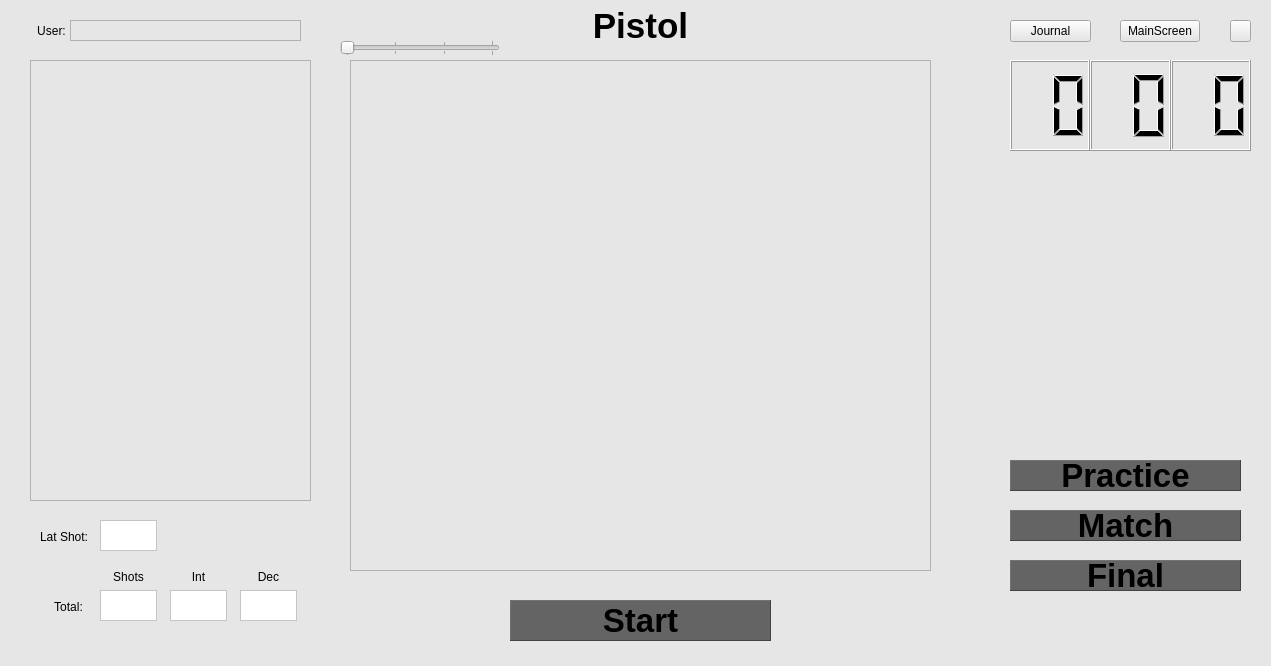
Before: the Qt Designer form local_pc/gui/pistolwindow.ui in xBogas/ES-SACA, drawn with Qt 5.
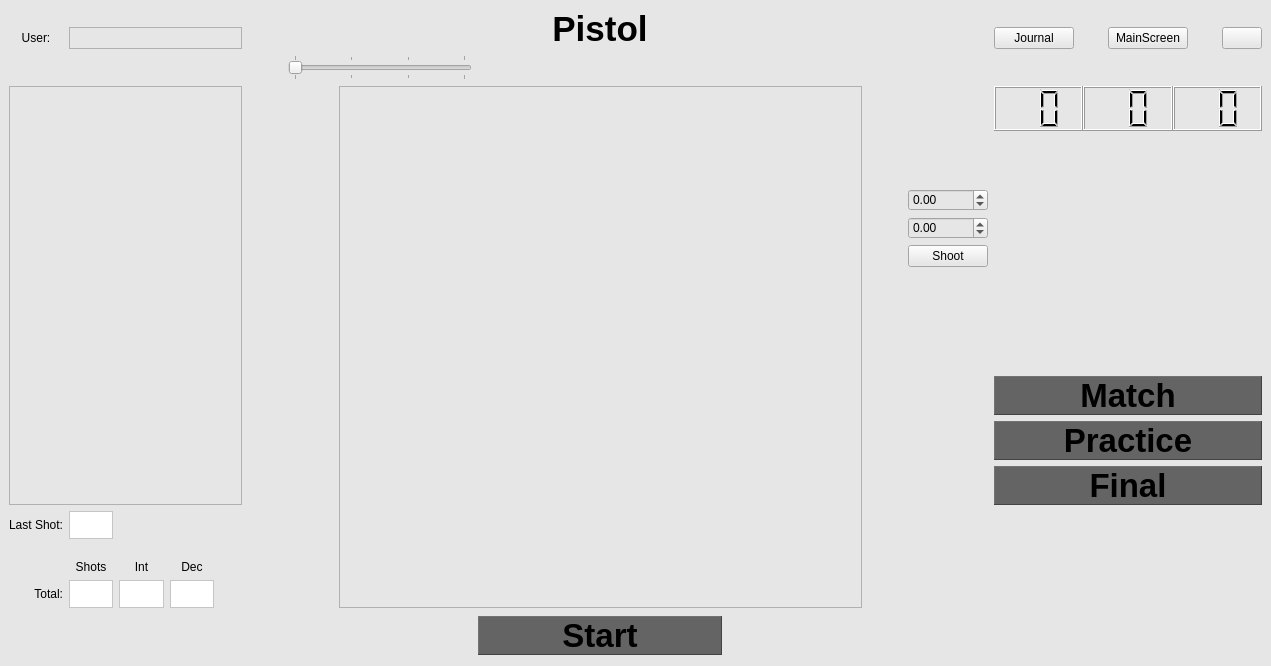
After: the same form once the commit is applied. Icons and pictures are not drawn.

Commit message: Addition of layout so the screen can be resized withouth problem

What changed in the file:
```diff
--- a/local_pc/gui/pistolwindow.ui
+++ b/local_pc/gui/pistolwindow.ui
@@ -20,176 +20,57 @@
    <string notr="true">background-color: rgb(230, 230, 230);</string>
   </property>
   <widget class="QWidget" name="centralwidget">
-   <widget class="QWidget" name="horizontalLayoutWidget">
-    <property name="geometry">
-     <rect>
-      <x>1010</x>
-      <y>60</y>
-      <width>241</width>
-      <height>91</height>
-     </rect>
-    </property>
-    <layout class="QHBoxLayout" name="horizontalLayout">
+   <layout class="QGridLayout" name="gridLayout_4">
+    <item row="0" column="0">
+     <layout class="QGridLayout" name="gridLayout_3">
+      <property name="sizeConstraint">
+       <enum>QLayout::SetDefaultConstraint</enum>
+      </property>
      <property name="spacing">
-      <number>0</number>
-     </property>
-     <item>
-      <widget class="QLCDNumber" name="hours">
-       <property name="styleSheet">
-        <string notr="true"/>
-       </property>
-       <property name="smallDecimalPoint">
-        <bool>false</bool>
-       </property>
-       <property name="digitCount">
-        <number>2</number>
-       </property>
-       <property name="mode">
-        <enum>QLCDNumber::Dec</enum>
-       </property>
-       <property name="segmentStyle">
-        <enum>QLCDNumber::Filled</enum>
-       </property>
-       <property name="intValue" stdset="0">
-        <number>0</number>
-       </property>
-      </widget>
-     </item>
-     <item>
-      <widget class="QLCDNumber" name="minutes">
-       <property name="digitCount">
-        <number>2</number>
-       </property>
-      </widget>
-     </item>
-     <item>
-      <widget class="QLCDNumber" name="seconds">
-       <property name="digitCount">
-        <number>2</number>
-       </property>
-      </widget>
-     </item>
-    </layout>
-   </widget>
-   <widget class="QTableView" name="tableView">
-    <property name="geometry">
-     <rect>
-      <x>30</x>
-      <y>60</y>
-      <width>281</width>
-      <height>441</height>
-     </rect>
-    </property>
-   </widget>
+       <number>6</number>
+      </property>
+      <item row="11" column="0">
    <widget class="QLabel" name="label">
-    <property name="geometry">
-     <rect>
-      <x>40</x>
-      <y>530</y>
-      <width>57</width>
-      <height>14</height>
-     </rect>
+        <property name="sizePolicy">
+         <sizepolicy hsizetype="Preferred" vsizetype="Preferred">
+          <horstretch>1</horstretch>
+          <verstretch>1</verstretch>
+         </sizepolicy>
     </property>
     <property name="frameShape">
      <enum>QFrame::NoFrame</enum>
     </property>
     <property name="text">
-     <string>Lat Shot:</string>
-    </property>
-   </widget>
-   <widget class="QLabel" name="lastshot">
-    <property name="geometry">
-     <rect>
-      <x>100</x>
-      <y>520</y>
-      <width>57</width>
-      <height>31</height>
-     </rect>
-    </property>
-    <property name="styleSheet">
-     <string notr="true">background-color: rgb(255, 255, 255);</string>
-    </property>
-    <property name="frameShape">
-     <enum>QFrame::StyledPanel</enum>
-    </property>
-    <property name="frameShadow">
-     <enum>QFrame::Plain</enum>
-    </property>
-    <property name="text">
-     <string/>
-    </property>
-    <property name="wordWrap">
-     <bool>false</bool>
-    </property>
-   </widget>
-   <widget class="QLabel" name="label_2">
-    <property name="geometry">
-     <rect>
-      <x>40</x>
-      <y>600</y>
-      <width>57</width>
-      <height>14</height>
-     </rect>
-    </property>
-    <property name="text">
-     <string>Total:</string>
+         <string>Last Shot:</string>
     </property>
     <property name="alignment">
-     <set>Qt::AlignCenter</set>
-    </property>
-   </widget>
-   <widget class="QLabel" name="total_int">
-    <property name="geometry">
-     <rect>
-      <x>100</x>
-      <y>590</y>
-      <width>57</width>
-      <height>31</height>
-     </rect>
-    </property>
-    <property name="styleSheet">
-     <string notr="true">background-color: rgb(255, 255, 255);</string>
-    </property>
-    <property name="frameShape">
-     <enum>QFrame::StyledPanel</enum>
-    </property>
-    <property name="text">
-     <string/>
-    </property>
-    <property name="wordWrap">
-     <bool>false</bool>
-    </property>
-   </widget>
-   <widget class="QLabel" name="total_dec">
-    <property name="geometry">
-     <rect>
-      <x>170</x>
-      <y>590</y>
-      <width>57</width>
-      <height>31</height>
-     </rect>
-    </property>
-    <property name="styleSheet">
-     <string notr="true">background-color: rgb(255, 255, 255);</string>
-    </property>
-    <property name="frameShape">
-     <enum>QFrame::StyledPanel</enum>
-    </property>
-    <property name="text">
-     <string/>
-    </property>
-    <property name="wordWrap">
-     <bool>false</bool>
-    </property>
-   </widget>
+         <set>Qt::AlignRight|Qt::AlignTrailing|Qt::AlignVCenter</set>
+        </property>
+       </widget>
+      </item>
+      <item row="1" column="15">
+       <spacer name="horizontalSpacer_3">
+        <property name="orientation">
+         <enum>Qt::Horizontal</enum>
+        </property>
+        <property name="sizeType">
+         <enum>QSizePolicy::Expanding</enum>
+        </property>
+        <property name="sizeHint" stdset="0">
+         <size>
+          <width>40</width>
+          <height>20</height>
+         </size>
+        </property>
+       </spacer>
+      </item>
+      <item row="13" column="3">
    <widget class="QLabel" name="total_dec_2">
-    <property name="geometry">
-     <rect>
-      <x>240</x>
-      <y>590</y>
-      <width>57</width>
-      <height>31</height>
-     </rect>
+        <property name="sizePolicy">
+         <sizepolicy hsizetype="Preferred" vsizetype="Preferred">
+          <horstretch>2</horstretch>
+          <verstretch>1</verstretch>
+         </sizepolicy>
     </property>
     <property name="styleSheet">
      <string notr="true">background-color: rgb(255, 255, 255);</string>
@@ -204,62 +85,46 @@
      <bool>false</bool>
     </property>
    </widget>
-   <widget class="QLabel" name="label_3">
-    <property name="geometry">
-     <rect>
-      <x>100</x>
-      <y>570</y>
-      <width>57</width>
-      <height>14</height>
-     </rect>
-    </property>
-    <property name="text">
-     <string>Shots</string>
-    </property>
-    <property name="alignment">
-     <set>Qt::AlignCenter</set>
-    </property>
-   </widget>
-   <widget class="QLabel" name="label_4">
-    <property name="geometry">
-     <rect>
-      <x>170</x>
-      <y>570</y>
-      <width>57</width>
-      <height>14</height>
-     </rect>
-    </property>
-    <property name="text">
-     <string>Int</string>
-    </property>
-    <property name="alignment">
-     <set>Qt::AlignCenter</set>
-    </property>
-   </widget>
+      </item>
+      <item row="12" column="3">
    <widget class="QLabel" name="label_5">
-    <property name="geometry">
-     <rect>
-      <x>240</x>
-      <y>570</y>
-      <width>57</width>
-      <height>14</height>
-     </rect>
+        <property name="sizePolicy">
+         <sizepolicy hsizetype="Preferred" vsizetype="Preferred">
+          <horstretch>1</horstretch>
+          <verstretch>1</verstretch>
+         </sizepolicy>
     </property>
     <property name="text">
      <string>Dec</string>
     </property>
     <property name="alignment">
+         <set>Qt::AlignBottom|Qt::AlignHCenter</set>
+        </property>
+       </widget>
+      </item>
+      <item row="1" column="0">
+       <widget class="QLabel" name="label_8">
+        <property name="sizePolicy">
+         <sizepolicy hsizetype="Preferred" vsizetype="Preferred">
+          <horstretch>1</horstretch>
+          <verstretch>1</verstretch>
+         </sizepolicy>
+        </property>
+        <property name="text">
+         <string>User:</string>
+        </property>
+        <property name="alignment">
      <set>Qt::AlignCenter</set>
     </property>
    </widget>
+      </item>
+      <item row="2" column="6" colspan="2">
    <widget class="QSlider" name="horizontalSlider">
-    <property name="geometry">
-     <rect>
-      <x>340</x>
-      <y>40</y>
-      <width>160</width>
-      <height>16</height>
-     </rect>
+        <property name="sizePolicy">
+         <sizepolicy hsizetype="Expanding" vsizetype="Fixed">
+          <horstretch>2</horstretch>
+          <verstretch>1</verstretch>
+         </sizepolicy>
     </property>
     <property name="minimum">
      <number>100</number>
@@ -280,81 +145,14 @@
      <enum>QSlider::TicksBothSides</enum>
     </property>
    </widget>
-   <widget class="QLabel" name="label_6">
-    <property name="geometry">
-     <rect>
-      <x>520</x>
-      <y>10</y>
-      <width>241</width>
-      <height>31</height>
-     </rect>
-    </property>
-    <property name="font">
-     <font>
-      <pointsize>26</pointsize>
-      <bold>true</bold>
-     </font>
-    </property>
-    <property name="text">
-     <string>Pistol</string>
-    </property>
-    <property name="alignment">
-     <set>Qt::AlignCenter</set>
-    </property>
-   </widget>
-   <widget class="QLabel" name="label_7">
-    <property name="geometry">
-     <rect>
-      <x>70</x>
-      <y>20</y>
-      <width>231</width>
-      <height>21</height>
-     </rect>
-    </property>
-    <property name="styleSheet">
-     <string notr="true"/>
-    </property>
-    <property name="frameShape">
-     <enum>QFrame::StyledPanel</enum>
-    </property>
-    <property name="text">
-     <string/>
-    </property>
-   </widget>
-   <widget class="QPushButton" name="JournalButton">
-    <property name="geometry">
-     <rect>
-      <x>1010</x>
-      <y>20</y>
-      <width>81</width>
-      <height>22</height>
-     </rect>
-    </property>
-    <property name="text">
-     <string>Journal</string>
-    </property>
-   </widget>
-   <widget class="QPushButton" name="MainButton">
-    <property name="geometry">
-     <rect>
-      <x>1120</x>
-      <y>20</y>
-      <width>80</width>
-      <height>22</height>
-     </rect>
-    </property>
-    <property name="text">
-     <string>MainScreen</string>
-    </property>
-   </widget>
+      </item>
+      <item row="1" column="16">
    <widget class="QPushButton" name="ExitButton">
-    <property name="geometry">
-     <rect>
-      <x>1230</x>
-      <y>20</y>
-      <width>21</width>
-      <height>22</height>
-     </rect>
+        <property name="sizePolicy">
+         <sizepolicy hsizetype="Fixed" vsizetype="Fixed">
+          <horstretch>0</horstretch>
+          <verstretch>0</verstretch>
+         </sizepolicy>
     </property>
     <property name="text">
      <string/>
@@ -364,30 +162,293 @@
       <normaloff>resource/img/exit.png</normaloff>resource/img/exit.png</iconset>
     </property>
    </widget>
-   <widget class="QLabel" name="label_8">
-    <property name="geometry">
-     <rect>
-      <x>26</x>
-      <y>20</y>
-      <width>51</width>
-      <height>21</height>
-     </rect>
-    </property>
+      </item>
+      <item row="13" column="2">
+       <widget class="QLabel" name="total_dec">
+        <property name="sizePolicy">
+         <sizepolicy hsizetype="Preferred" vsizetype="Preferred">
+          <horstretch>2</horstretch>
+          <verstretch>1</verstretch>
+         </sizepolicy>
+        </property>
+        <property name="styleSheet">
+         <string notr="true">background-color: rgb(255, 255, 255);</string>
+        </property>
+        <property name="frameShape">
+         <enum>QFrame::StyledPanel</enum>
+        </property>
     <property name="text">
-     <string>User:</string>
-    </property>
+         <string/>
+        </property>
+        <property name="wordWrap">
+         <bool>false</bool>
+        </property>
+       </widget>
+      </item>
+      <item row="12" column="2">
+       <widget class="QLabel" name="label_4">
+        <property name="sizePolicy">
+         <sizepolicy hsizetype="Preferred" vsizetype="Preferred">
+          <horstretch>1</horstretch>
+          <verstretch>1</verstretch>
+         </sizepolicy>
+        </property>
+        <property name="text">
+         <string>Int</string>
+        </property>
     <property name="alignment">
+         <set>Qt::AlignBottom|Qt::AlignHCenter</set>
+        </property>
+       </widget>
+      </item>
+      <item row="8" column="12" colspan="5">
+       <widget class="QLabel" name="Match">
+        <property name="sizePolicy">
+         <sizepolicy hsizetype="Minimum" vsizetype="Fixed">
+          <horstretch>1</horstretch>
+          <verstretch>1</verstretch>
+         </sizepolicy>
+        </property>
+        <property name="font">
+         <font>
+          <pointsize>25</pointsize>
+          <bold>true</bold>
+         </font>
+        </property>
+        <property name="styleSheet">
+         <string notr="true">background-color: rgb(100, 100, 100);</string>
+        </property>
+        <property name="frameShape">
+         <enum>QFrame::Panel</enum>
+        </property>
+        <property name="frameShadow">
+         <enum>QFrame::Raised</enum>
+        </property>
+        <property name="text">
+         <string>Match</string>
+        </property>
+        <property name="alignment">
      <set>Qt::AlignCenter</set>
     </property>
    </widget>
+      </item>
+      <item row="5" column="11">
+       <layout class="QVBoxLayout" name="verticalLayout_2">
+        <item>
+         <widget class="QDoubleSpinBox" name="doubleSpinBox">
+          <property name="minimum">
+           <double>-400.000000000000000</double>
+          </property>
+          <property name="maximum">
+           <double>400.000000000000000</double>
+          </property>
+          <property name="singleStep">
+           <double>0.100000000000000</double>
+          </property>
+         </widget>
+        </item>
+        <item>
+         <widget class="QDoubleSpinBox" name="doubleSpinBox_2">
+          <property name="minimum">
+           <double>-400.000000000000000</double>
+          </property>
+          <property name="maximum">
+           <double>400.000000000000000</double>
+          </property>
+          <property name="singleStep">
+           <double>0.100000000000000</double>
+          </property>
+         </widget>
+        </item>
+        <item>
+         <widget class="QPushButton" name="ShootButton">
+          <property name="text">
+           <string>Shoot</string>
+          </property>
+         </widget>
+        </item>
+       </layout>
+      </item>
+      <item row="1" column="14">
+       <widget class="QPushButton" name="MainButton">
+        <property name="text">
+         <string>MainScreen</string>
+        </property>
+       </widget>
+      </item>
+      <item row="11" column="1">
+       <widget class="QLabel" name="lastshot">
+        <property name="sizePolicy">
+         <sizepolicy hsizetype="Preferred" vsizetype="Preferred">
+          <horstretch>2</horstretch>
+          <verstretch>3</verstretch>
+         </sizepolicy>
+        </property>
+        <property name="styleSheet">
+         <string notr="true">background-color: rgb(255, 255, 255);</string>
+        </property>
+        <property name="frameShape">
+         <enum>QFrame::StyledPanel</enum>
+        </property>
+        <property name="frameShadow">
+         <enum>QFrame::Plain</enum>
+        </property>
+        <property name="text">
+         <string/>
+        </property>
+        <property name="wordWrap">
+         <bool>false</bool>
+        </property>
+       </widget>
+      </item>
+      <item row="10" column="12" colspan="5">
+       <widget class="QLabel" name="Final">
+        <property name="sizePolicy">
+         <sizepolicy hsizetype="Minimum" vsizetype="Fixed">
+          <horstretch>1</horstretch>
+          <verstretch>1</verstretch>
+         </sizepolicy>
+        </property>
+        <property name="font">
+         <font>
+          <pointsize>25</pointsize>
+          <bold>true</bold>
+         </font>
+        </property>
+        <property name="styleSheet">
+         <string notr="true">background-color: rgb(100, 100, 100);</string>
+        </property>
+        <property name="frameShape">
+         <enum>QFrame::Panel</enum>
+        </property>
+        <property name="frameShadow">
+         <enum>QFrame::Raised</enum>
+        </property>
+        <property name="text">
+         <string>Final</string>
+        </property>
+        <property name="alignment">
+         <set>Qt::AlignCenter</set>
+        </property>
+       </widget>
+      </item>
+      <item row="1" column="1" colspan="4">
+       <widget class="QLabel" name="label_7">
+        <property name="sizePolicy">
+         <sizepolicy hsizetype="Preferred" vsizetype="Preferred">
+          <horstretch>1</horstretch>
+          <verstretch>1</verstretch>
+         </sizepolicy>
+        </property>
+        <property name="styleSheet">
+         <string notr="true"/>
+        </property>
+        <property name="frameShape">
+         <enum>QFrame::StyledPanel</enum>
+        </property>
+        <property name="text">
+         <string/>
+        </property>
+       </widget>
+      </item>
+      <item row="5" column="10">
+       <spacer name="horizontalSpacer_6">
+        <property name="orientation">
+         <enum>Qt::Horizontal</enum>
+        </property>
+        <property name="sizeType">
+         <enum>QSizePolicy::Fixed</enum>
+        </property>
+        <property name="sizeHint" stdset="0">
+         <size>
+          <width>40</width>
+          <height>20</height>
+         </size>
+        </property>
+       </spacer>
+      </item>
+      <item row="1" column="13">
+       <spacer name="horizontalSpacer_2">
+        <property name="orientation">
+         <enum>Qt::Horizontal</enum>
+        </property>
+        <property name="sizeHint" stdset="0">
+         <size>
+          <width>40</width>
+          <height>20</height>
+         </size>
+        </property>
+       </spacer>
+      </item>
+      <item row="9" column="12" colspan="5">
+       <widget class="QLabel" name="Practice">
+        <property name="sizePolicy">
+         <sizepolicy hsizetype="Minimum" vsizetype="Fixed">
+          <horstretch>1</horstretch>
+          <verstretch>1</verstretch>
+         </sizepolicy>
+        </property>
+        <property name="font">
+         <font>
+          <pointsize>25</pointsize>
+          <bold>true</bold>
+         </font>
+        </property>
+        <property name="styleSheet">
+         <string notr="true">background-color: rgb(100, 100, 100);</string>
+        </property>
+        <property name="frameShape">
+         <enum>QFrame::Panel</enum>
+        </property>
+        <property name="frameShadow">
+         <enum>QFrame::Raised</enum>
+        </property>
+        <property name="text">
+         <string>Practice</string>
+        </property>
+        <property name="alignment">
+         <set>Qt::AlignCenter</set>
+        </property>
+       </widget>
+      </item>
+      <item row="1" column="12">
+       <widget class="QPushButton" name="JournalButton">
+        <property name="text">
+         <string>Journal</string>
+        </property>
+       </widget>
+      </item>
+      <item row="3" column="7" rowspan="11" colspan="3">
    <widget class="QGraphicsView" name="Target">
-    <property name="geometry">
-     <rect>
-      <x>350</x>
-      <y>60</y>
-      <width>581</width>
-      <height>511</height>
-     </rect>
+        <property name="sizePolicy">
+         <sizepolicy hsizetype="Fixed" vsizetype="Fixed">
+          <horstretch>6</horstretch>
+          <verstretch>6</verstretch>
+         </sizepolicy>
+        </property>
+        <property name="minimumSize">
+         <size>
+          <width>520</width>
+          <height>520</height>
+         </size>
+        </property>
+        <property name="maximumSize">
+         <size>
+          <width>10000</width>
+          <height>10000</height>
+         </size>
+        </property>
+        <property name="sizeIncrement">
+         <size>
+          <width>0</width>
+          <height>0</height>
+         </size>
+        </property>
+        <property name="baseSize">
+         <size>
+          <width>520</width>
+          <height>520</height>
+         </size>
     </property>
     <property name="frameShadow">
      <enum>QFrame::Raised</enum>
@@ -417,107 +478,49 @@
      <enum>QGraphicsView::NoDrag</enum>
     </property>
    </widget>
-   <widget class="QLabel" name="Practice">
-    <property name="geometry">
-     <rect>
-      <x>1010</x>
-      <y>460</y>
-      <width>231</width>
-      <height>31</height>
-     </rect>
-    </property>
-    <property name="font">
-     <font>
-      <pointsize>25</pointsize>
-      <bold>true</bold>
-     </font>
-    </property>
-    <property name="styleSheet">
-     <string notr="true">background-color: rgb(100, 100, 100);</string>
-    </property>
-    <property name="frameShape">
-     <enum>QFrame::Panel</enum>
-    </property>
-    <property name="frameShadow">
-     <enum>QFrame::Raised</enum>
-    </property>
-    <property name="text">
-     <string>Practice</string>
-    </property>
-    <property name="alignment">
-     <set>Qt::AlignCenter</set>
-    </property>
-   </widget>
-   <widget class="QLabel" name="Match">
-    <property name="geometry">
-     <rect>
-      <x>1010</x>
-      <y>510</y>
-      <width>231</width>
-      <height>31</height>
-     </rect>
-    </property>
-    <property name="font">
-     <font>
-      <pointsize>25</pointsize>
-      <bold>true</bold>
-     </font>
-    </property>
+      </item>
+      <item row="5" column="14">
+       <spacer name="verticalSpacer_3">
+        <property name="orientation">
+         <enum>Qt::Vertical</enum>
+        </property>
+        <property name="sizeHint" stdset="0">
+         <size>
+          <width>20</width>
+          <height>40</height>
+         </size>
+        </property>
+       </spacer>
+      </item>
+      <item row="13" column="1">
+       <widget class="QLabel" name="total_int">
+        <property name="sizePolicy">
+         <sizepolicy hsizetype="Preferred" vsizetype="Preferred">
+          <horstretch>2</horstretch>
+          <verstretch>3</verstretch>
+         </sizepolicy>
+        </property>
     <property name="styleSheet">
-     <string notr="true">background-color: rgb(100, 100, 100);</string>
+         <string notr="true">background-color: rgb(255, 255, 255);</string>
     </property>
     <property name="frameShape">
-     <enum>QFrame::Panel</enum>
-    </property>
-    <property name="frameShadow">
-     <enum>QFrame::Raised</enum>
-    </property>
+         <enum>QFrame::StyledPanel</enum>
+        </property>
     <property name="text">
-     <string>Match</string>
-    </property>
-    <property name="alignment">
-     <set>Qt::AlignCenter</set>
-    </property>
-   </widget>
-   <widget class="QLabel" name="Final">
-    <property name="geometry">
-     <rect>
-      <x>1010</x>
-      <y>560</y>
-      <width>231</width>
-      <height>31</height>
-     </rect>
-    </property>
-    <property name="font">
-     <font>
-      <pointsize>25</pointsize>
-      <bold>true</bold>
-     </font>
-    </property>
-    <property name="styleSheet">
-     <string notr="true">background-color: rgb(100, 100, 100);</string>
-    </property>
-    <property name="frameShape">
-     <enum>QFrame::Panel</enum>
-    </property>
-    <property name="frameShadow">
-     <enum>QFrame::Raised</enum>
-    </property>
-    <property name="text">
-     <string>Final</string>
-    </property>
-    <property name="alignment">
-     <set>Qt::AlignCenter</set>
-    </property>
-   </widget>
+         <string/>
+        </property>
+        <property name="wordWrap">
+         <bool>false</bool>
+        </property>
+       </widget>
+      </item>
+      <item row="14" column="8" rowspan="2">
    <widget class="QLabel" name="Start">
-    <property name="geometry">
-     <rect>
-      <x>510</x>
-      <y>600</y>
-      <width>261</width>
-      <height>41</height>
-     </rect>
+        <property name="sizePolicy">
+         <sizepolicy hsizetype="Minimum" vsizetype="Fixed">
+          <horstretch>11</horstretch>
+          <verstretch>7</verstretch>
+         </sizepolicy>
     </property>
     <property name="font">
      <font>
@@ -541,29 +544,203 @@
      <set>Qt::AlignCenter</set>
     </property>
    </widget>
-   <zorder>horizontalLayoutWidget</zorder>
-   <zorder>tableView</zorder>
-   <zorder>label</zorder>
-   <zorder>lastshot</zorder>
-   <zorder>label_2</zorder>
-   <zorder>total_int</zorder>
-   <zorder>total_dec</zorder>
-   <zorder>total_dec_2</zorder>
-   <zorder>label_3</zorder>
-   <zorder>label_4</zorder>
-   <zorder>label_5</zorder>
-   <zorder>horizontalSlider</zorder>
-   <zorder>label_6</zorder>
-   <zorder>JournalButton</zorder>
-   <zorder>MainButton</zorder>
-   <zorder>ExitButton</zorder>
-   <zorder>label_8</zorder>
-   <zorder>label_7</zorder>
-   <zorder>Target</zorder>
-   <zorder>Practice</zorder>
-   <zorder>Match</zorder>
-   <zorder>Final</zorder>
-   <zorder>Start</zorder>
+      </item>
+      <item row="12" column="5">
+       <spacer name="horizontalSpacer_4">
+        <property name="orientation">
+         <enum>Qt::Horizontal</enum>
+        </property>
+        <property name="sizeType">
+         <enum>QSizePolicy::Fixed</enum>
+        </property>
+        <property name="sizeHint" stdset="0">
+         <size>
+          <width>40</width>
+          <height>20</height>
+         </size>
+        </property>
+       </spacer>
+      </item>
+      <item row="6" column="14">
+       <spacer name="verticalSpacer_4">
+        <property name="orientation">
+         <enum>Qt::Vertical</enum>
+        </property>
+        <property name="sizeType">
+         <enum>QSizePolicy::Minimum</enum>
+        </property>
+        <property name="sizeHint" stdset="0">
+         <size>
+          <width>20</width>
+          <height>45</height>
+         </size>
+        </property>
+       </spacer>
+      </item>
+      <item row="0" column="8" rowspan="2">
+       <widget class="QLabel" name="label_6">
+        <property name="sizePolicy">
+         <sizepolicy hsizetype="Preferred" vsizetype="Preferred">
+          <horstretch>1</horstretch>
+          <verstretch>1</verstretch>
+         </sizepolicy>
+        </property>
+        <property name="font">
+         <font>
+          <pointsize>26</pointsize>
+          <bold>true</bold>
+         </font>
+        </property>
+        <property name="text">
+         <string>Pistol</string>
+        </property>
+        <property name="alignment">
+         <set>Qt::AlignCenter</set>
+        </property>
+       </widget>
+      </item>
+      <item row="12" column="1">
+       <widget class="QLabel" name="label_3">
+        <property name="sizePolicy">
+         <sizepolicy hsizetype="Preferred" vsizetype="Preferred">
+          <horstretch>1</horstretch>
+          <verstretch>1</verstretch>
+         </sizepolicy>
+        </property>
+        <property name="text">
+         <string>Shots</string>
+        </property>
+        <property name="alignment">
+         <set>Qt::AlignBottom|Qt::AlignHCenter</set>
+        </property>
+       </widget>
+      </item>
+      <item row="13" column="0">
+       <widget class="QLabel" name="label_2">
+        <property name="sizePolicy">
+         <sizepolicy hsizetype="Preferred" vsizetype="Preferred">
+          <horstretch>1</horstretch>
+          <verstretch>1</verstretch>
+         </sizepolicy>
+        </property>
+        <property name="text">
+         <string>Total:</string>
+        </property>
+        <property name="alignment">
+         <set>Qt::AlignRight|Qt::AlignTrailing|Qt::AlignVCenter</set>
+        </property>
+       </widget>
+      </item>
+      <item row="7" column="14">
+       <spacer name="verticalSpacer">
+        <property name="orientation">
+         <enum>Qt::Vertical</enum>
+        </property>
+        <property name="sizeType">
+         <enum>QSizePolicy::Minimum</enum>
+        </property>
+        <property name="sizeHint" stdset="0">
+         <size>
+          <width>20</width>
+          <height>45</height>
+         </size>
+        </property>
+       </spacer>
+      </item>
+      <item row="3" column="0" rowspan="8" colspan="5">
+       <widget class="QTableWidget" name="tableWidget">
+        <property name="sizePolicy">
+         <sizepolicy hsizetype="Expanding" vsizetype="Expanding">
+          <horstretch>1</horstretch>
+          <verstretch>17</verstretch>
+         </sizepolicy>
+        </property>
+       </widget>
+      </item>
+      <item row="3" column="12" colspan="5">
+       <layout class="QHBoxLayout" name="horizontalLayout">
+        <property name="spacing">
+         <number>0</number>
+        </property>
+        <item>
+         <widget class="QLCDNumber" name="hours">
+          <property name="sizePolicy">
+           <sizepolicy hsizetype="Minimum" vsizetype="Minimum">
+            <horstretch>0</horstretch>
+            <verstretch>0</verstretch>
+           </sizepolicy>
+          </property>
+          <property name="styleSheet">
+           <string notr="true"/>
+          </property>
+          <property name="smallDecimalPoint">
+           <bool>false</bool>
+          </property>
+          <property name="digitCount">
+           <number>2</number>
+          </property>
+          <property name="mode">
+           <enum>QLCDNumber::Dec</enum>
+          </property>
+          <property name="segmentStyle">
+           <enum>QLCDNumber::Filled</enum>
+          </property>
+          <property name="intValue" stdset="0">
+           <number>0</number>
+          </property>
+         </widget>
+        </item>
+        <item>
+         <widget class="QLCDNumber" name="minutes">
+          <property name="digitCount">
+           <number>2</number>
+          </property>
+         </widget>
+        </item>
+        <item>
+         <widget class="QLCDNumber" name="seconds">
+          <property name="digitCount">
+           <number>2</number>
+          </property>
+         </widget>
+        </item>
+       </layout>
+      </item>
+      <item row="3" column="11">
+       <spacer name="verticalSpacer_2">
+        <property name="orientation">
+         <enum>Qt::Vertical</enum>
+        </property>
+        <property name="sizeType">
+         <enum>QSizePolicy::Minimum</enum>
+        </property>
+        <property name="sizeHint" stdset="0">
+         <size>
+          <width>20</width>
+          <height>45</height>
+         </size>
+        </property>
+       </spacer>
+      </item>
+      <item row="4" column="11">
+       <spacer name="verticalSpacer_5">
+        <property name="orientation">
+         <enum>Qt::Vertical</enum>
+        </property>
+        <property name="sizeType">
+         <enum>QSizePolicy::Minimum</enum>
+        </property>
+        <property name="sizeHint" stdset="0">
+         <size>
+          <width>20</width>
+          <height>45</height>
+         </size>
+        </property>
+       </spacer>
+      </item>
+     </layout>
+    </item>
+   </layout>
   </widget>
  </widget>
  <resources/>
```
Lines whose indentation alone changed are shown as unchanged. The commit also changes 2 other files.
